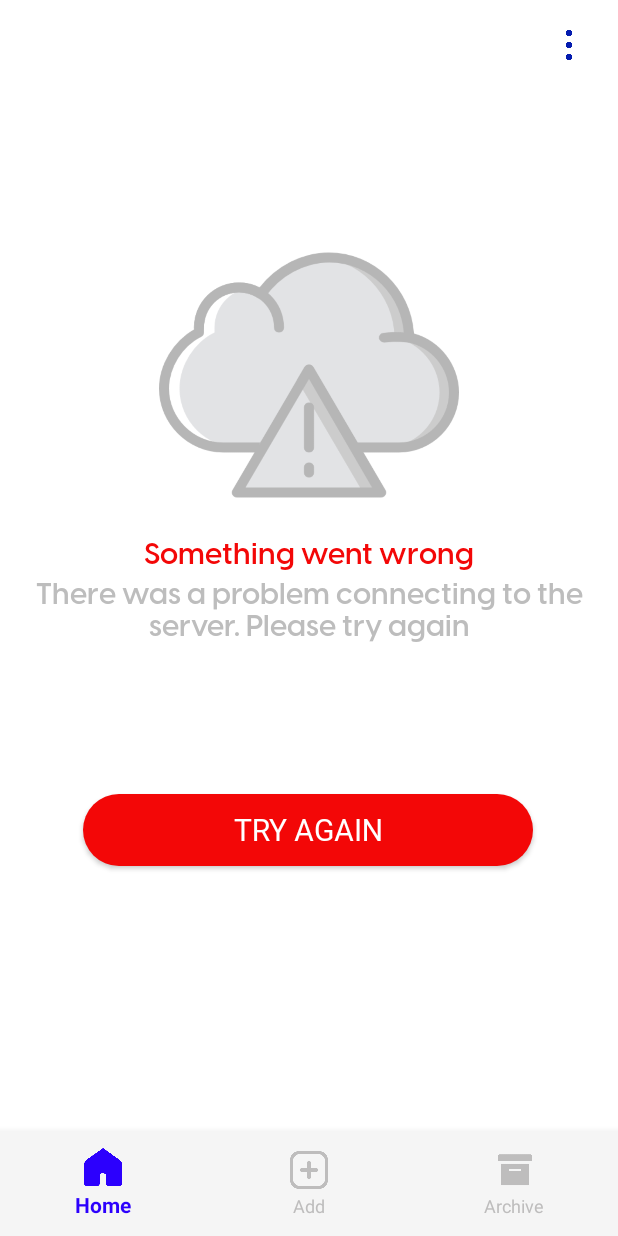
After one commit to MinaEliaa/TextDetector, an Android app: the fragment ServerErrorFragment placed in its activity, on a phone screen of 412 x 824 dp. The commit adds this screen. Run offline under Robolectric (Android 15) with nearby library versions, the phone set to English and light mode, and no system bars; our stand-ins replace Firebase (no records; nobody signed in at launch, a user with empty details on screens opened directly); libraries missing offline, so code that uses them is left out: com.facebook; 2 statements that could not run were skipped.

Commit message:
adding forget password code and update design handle with design if not connect to server

```diff
--- /dev/null
+++ b/app/src/main/java/com/example/textdetector/ui/home/fragments/ServerErrorFragment.kt
@@ -0,0 +1,33 @@
+package com.example.textdetector.ui.home.fragments
+
+import android.os.Bundle
+import androidx.fragment.app.Fragment
+import android.view.LayoutInflater
+import android.view.View
+import android.view.ViewGroup
+import android.widget.Button
+import com.example.textdetector.R
+
+
+class ServerErrorFragment : Fragment() {
+
+    override fun onCreateView(
+        inflater: LayoutInflater, container: ViewGroup?,
+        savedInstanceState: Bundle?
+    ): View? {
+        // Inflate the layout for this fragment
+        val view = inflater.inflate(R.layout.fragment_server_error, container, false)
+        val tryAgainButton = view.findViewById<Button>(R.id.tryAgain_button)
+
+        tryAgainButton.setOnClickListener {
+            val addFragment = AddFragment()
+            val fragmentManager = requireActivity().supportFragmentManager
+            fragmentManager.beginTransaction()
+                .replace(R.id.fragment_contanier, addFragment)
+                .addToBackStack(null)
+                .commit()
+        }
+
+        return view
+    }
+}
--- a/app/src/main/java/com/example/textdetector/ui/home/fragments/archive/ArchiveFragment.kt
+++ b/app/src/main/java/com/example/textdetector/ui/home/fragments/archive/ArchiveFragment.kt
@@ -27,6 +27,7 @@
     }
 
     private fun getProgressItems(): List<ProgressItem> {
+
         // Replace this with your own function to get the list of ProgressItems.
         return listOf(
             ProgressItem("62%", "Hate Tweet", "Hi , I am learning NLP"),
@@ -43,6 +44,7 @@
             ProgressItem("100%", "Neither Tweet", "Your message is positive")
 
 
+
         )
     }
 }
--- a/app/src/main/java/com/example/textdetector/ui/home/fragments/archive/ProgressAdapter.kt
+++ b/app/src/main/java/com/example/textdetector/ui/home/fragments/archive/ProgressAdapter.kt
@@ -1,5 +1,6 @@
 package com.example.textdetector.ui.home.fragments.archive
 
+import android.animation.ObjectAnimator
 import android.view.LayoutInflater
 import android.view.View
 import android.view.ViewGroup
@@ -15,6 +16,7 @@
         val numberTextView: TextView = itemView.findViewById(R.id.number_text_view)
         val text1TextView: TextView = itemView.findViewById(R.id.text1_text_view)
         val text2TextView: TextView = itemView.findViewById(R.id.text2_text_view)
+
     }
 
     override fun onCreateViewHolder(parent: ViewGroup, viewType: Int): ViewHolder {
@@ -27,7 +29,9 @@
         holder.numberTextView.text = item.number
         holder.text1TextView.text = item.text1
         holder.text2TextView.text = item.text2
+
         // You can set the progress of the CircularProgressIndicator here as well if needed.
+
     }
 
     override fun getItemCount() = items.size
--- a/app/src/main/java/com/example/textdetector/ui/login/LoginActivity.java
+++ b/app/src/main/java/com/example/textdetector/ui/login/LoginActivity.java
@@ -230,6 +230,7 @@
         toast.setView(view);
         toast.show();
     }
+
     private void UnSuccessfulLoginToast() {
         LayoutInflater inflater = getLayoutInflater();
         View view = inflater.inflate(R.layout.login_unsuccessful_toast, this.findViewById(R.id.Toast_login));
@@ -239,4 +240,6 @@
         toast.show();
     }
 
+
+
 }
--- /dev/null
+++ b/app/src/main/res/drawable/gradient_redcolor.xml
@@ -0,0 +1,4 @@
+<?xml version="1.0" encoding="utf-8"?>
+<shape xmlns:android="http://schemas.android.com/apk/res/android">
+    <gradient android:angle="180" android:startColor="#ff0000" android:endColor="#8B0000"/>
+</shape>
--- /dev/null
+++ b/app/src/main/res/drawable/rounder_gradient_bourder_new.xml
@@ -0,0 +1,5 @@
+<shape xmlns:android="http://schemas.android.com/apk/res/android"
+    android:shape="rectangle">
+    <corners android:radius="25dp"/>
+    <solid android:color="@color/redProgess"/>
+</shape>
--- /dev/null
+++ b/app/src/main/res/layout/fragment_server_error.xml
@@ -0,0 +1,66 @@
+<?xml version="1.0" encoding="utf-8"?>
+<androidx.constraintlayout.widget.ConstraintLayout xmlns:android="http://schemas.android.com/apk/res/android"
+    xmlns:app="http://schemas.android.com/apk/res-auto"
+    android:layout_width="match_parent"
+    android:layout_height="match_parent">
+
+    <ImageView
+        android:id="@+id/cloud"
+        android:layout_width="220dp"
+        android:layout_height="200dp"
+        android:layout_marginTop="100dp"
+        android:src="@drawable/cloud_error"
+        app:layout_constraintEnd_toEndOf="parent"
+        app:layout_constraintStart_toStartOf="parent"
+        app:layout_constraintTop_toTopOf="parent">
+
+    </ImageView>
+
+    <TextView
+        android:id="@+id/title"
+        android:layout_width="wrap_content"
+        android:layout_height="wrap_content"
+        android:layout_marginTop="10dp"
+        android:fontFamily="@font/visby_demibold"
+        android:text="Something went wrong"
+        android:textColor="@color/redProgess"
+        android:textSize="20sp"
+        app:layout_constraintEnd_toEndOf="parent"
+        app:layout_constraintStart_toStartOf="parent"
+        app:layout_constraintTop_toBottomOf="@+id/cloud">
+
+    </TextView>
+
+    <TextView
+        android:id="@+id/title2"
+        android:layout_width="wrap_content"
+        android:layout_height="wrap_content"
+        android:layout_marginTop="5dp"
+        android:fontFamily="@font/visby_demibold"
+        android:gravity="center"
+        android:text="There was a problem connecting to the server. Please try again"
+        android:textColor="@color/greylight"
+        android:textSize="20sp"
+        app:layout_constraintEnd_toEndOf="parent"
+        app:layout_constraintStart_toStartOf="parent"
+        app:layout_constraintTop_toBottomOf="@+id/title">
+
+    </TextView>
+
+    <Button
+        android:id="@+id/tryAgain_button"
+        android:layout_width="300dp"
+        android:layout_height="wrap_content"
+        android:layout_marginTop="100dp"
+        android:background="@drawable/rounder_gradient_bourder_new"
+        android:text="TRY AGAIN"
+        android:textColor="@color/white"
+        android:textSize="20sp"
+        android:fontFamily="@font/arial_bold"
+        app:layout_constraintEnd_toEndOf="parent"
+        app:layout_constraintHorizontal_bias="0.495"
+        app:layout_constraintStart_toStartOf="parent"
+        app:layout_constraintTop_toBottomOf="@id/title2" />
+
+
+</androidx.constraintlayout.widget.ConstraintLayout>
--- a/app/src/main/res/values/themes.xml
+++ b/app/src/main/res/values/themes.xml
@@ -1,6 +1,6 @@
 <resources xmlns:tools="http://schemas.android.com/tools">
     <!-- Base application theme. -->
-    <style name="Theme.TextDetector" parent="Theme.MaterialComponents.DayNight.DarkActionBar">
+    <style name="Theme.TextDetector" parent="Theme.AppCompat.Light.NoActionBar">
         <!-- Primary brand color. -->
         <item name="colorPrimary">@color/blue</item>
         <item name="colorPrimaryVariant">@color/bluedark</item>
@@ -40,6 +40,11 @@
         <item name="cornerRadius">@dimen/corner_radius_large</item>
     </style>
 
-
+    <style name="CustomButton" parent="Widget.AppCompat.Button">
+        <item name="android:background">@drawable/rounder_gradient_bourder_new</item>
+        <item name="android:textColor">@color/white</item>
+        <item name="android:fontFamily">@font/arial_bold</item>
+        <item name="android:textSize">20sp</item>
+    </style>
     <dimen name="corner_radius_large" />
 </resources>
```
Also changed, not shown: app/src/main/java/com/example/textdetector/ui/forgetpassword/ForgetPassword.java (+67 -2 lines), app/src/main/java/com/example/textdetector/ui/home/HomeActivity.kt (+0 -16 lines), app/src/main/java/com/example/textdetector/ui/home/fragments/AddFragment.kt (+6 -9 lines), app/src/main/java/com/example/textdetector/ui/home/fragments/ResultFragment.kt (+51 -74 lines), app/src/main/res/layout/activity_forget_password.xml (+6 -5 lines), app/src/main/res/layout/check_successful_toast.xml (added, +36 -0 lines), app/src/main/res/layout/fragment_result.xml (+11 -0 lines), app/src/main/res/layout/progress_loading.xml (added, +18 -0 lines), app/src/main/res/navigation/nav_graph.xml (+4 -4 lines), app/src/main/res/drawable/cloud_error.png (added).
